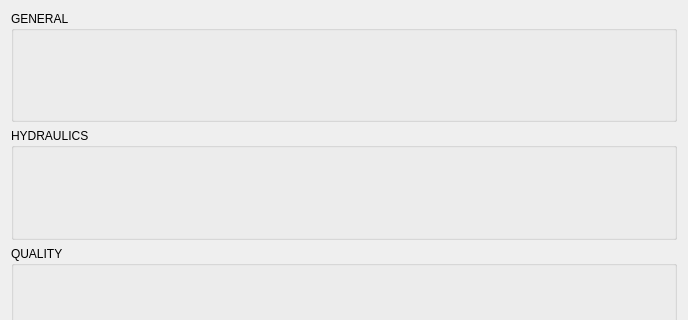
Before: the Qt Designer form ui/ws_options.ui in Giswater/giswater_qgis_plugin, drawn with Qt 5; both pictures show x 0 to 688 and y 0 to 320 of the 688 by 748 pixel window.
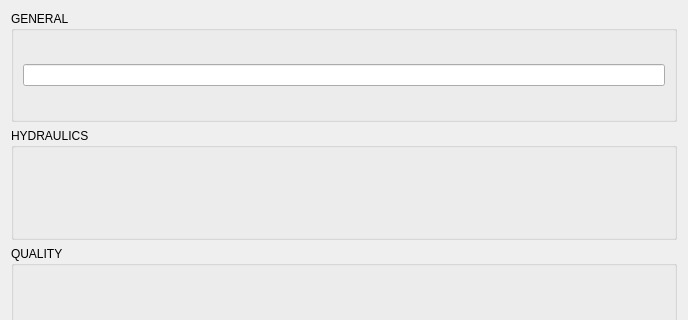
After: the same form once the commit is applied.

```diff
--- a/ui/ws_options.ui
+++ b/ui/ws_options.ui
@@ -27,13 +27,16 @@
        <property name="title">
         <string>GENERAL</string>
        </property>
-       <layout class="QGridLayout" name="gridLayout_2" rowstretch="0" columnstretch="0,0">
-        <item row="0" column="0">
+       <layout class="QGridLayout" name="gridLayout_2" rowstretch="0,0" columnstretch="0,0">
+        <item row="1" column="0">
          <layout class="QGridLayout" name="grl_general_1" rowstretch="0" columnstretch="0"/>
         </item>
         <item row="0" column="1">
          <layout class="QGridLayout" name="grl_general_2"/>
         </item>
+        <item row="0" column="0">
+         <widget class="QLineEdit" name="line_1"/>
+        </item>
        </layout>
       </widget>
      </item>
```
Left out of the diff: 2 changed lines with no effect on the pictures.
